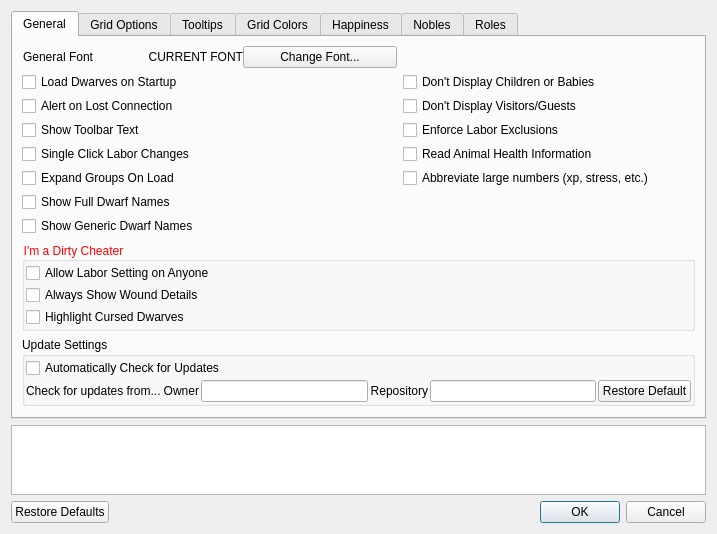
Old version of the form ui/optionsmenu.ui in the repository Dwarf-Therapist/Dwarf-Therapist.
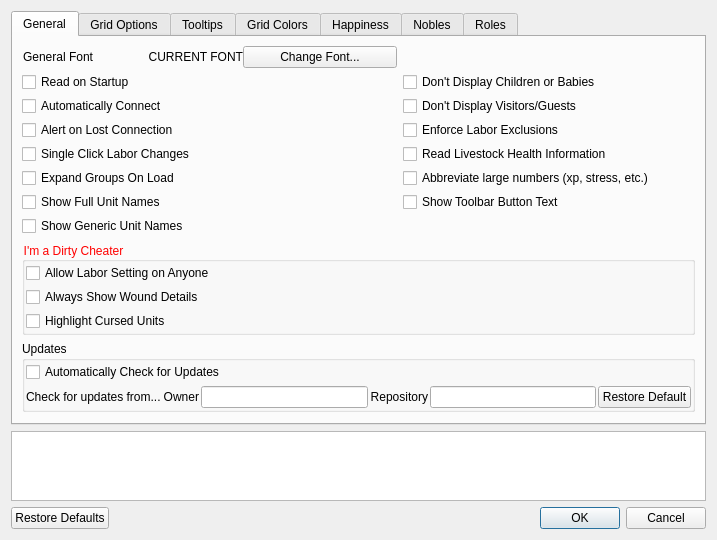
New version of the form. Icons and pictures are not drawn.

Commit message:
auto-connect option, option messages
- adds an option to auto-connect on disconnect (default: false)
- defined variables for commonly used warning/info messages for the
option UI. these variables when found in the status tip text are
replaced with the descriptive messages
- added a message box to display to the user if no memory layouts could
be found, instead of exiting silently

What changed in the file:
```diff
--- a/ui/optionsmenu.ui
+++ b/ui/optionsmenu.ui
@@ -74,35 +74,6 @@
            </property>
           </widget>
          </item>
-         <item row="3" column="0">
-          <widget class="QCheckBox" name="cb_show_toolbar_text">
-           <property name="toolTip">
-            <string/>
-           </property>
-           <property name="statusTip">
-            <string>When checked, shows various information on the toolbar</string>
-           </property>
-           <property name="whatsThis">
-            <string>When checked, shows various information on the toolbar</string>
-           </property>
-           <property name="text">
-            <string>Show Toolbar Text</string>
-           </property>
-          </widget>
-         </item>
-         <item row="2" column="0">
-          <widget class="QCheckBox" name="cb_alert_on_lost_connection">
-           <property name="statusTip">
-            <string>When checked, Dwarf Therapist will alert you if it ever loses connectivity to your Dwarf Fortress game. This helps avoid writing bad data to your fort.  &lt;font color=red&gt;&lt;b&gt;Note: this change requires a restart of Dwarf Therapist!&lt;/font&gt;&lt;/b&gt;</string>
-           </property>
-           <property name="whatsThis">
-            <string>When checked, Dwarf Therapist will alert you if it ever loses connectivity to your Dwarf Fortress game. This helps avoid writing bad data to your fort.</string>
-           </property>
-           <property name="text">
-            <string>Alert on Lost Connection</string>
-           </property>
-          </widget>
-         </item>
          <item row="1" column="0">
           <widget class="QCheckBox" name="cb_read_dwarves_on_startup">
            <property name="toolTip">
@@ -115,7 +86,7 @@
             <string>When checked, DwarfTherapist will attempt to connect and load all dwarves from a running copy of Dwarf Fortress at startup.</string>
            </property>
            <property name="text">
-            <string>Load Dwarves on Startup</string>
+            <string>Read on Startup</string>
            </property>
           </widget>
          </item>
@@ -182,7 +153,7 @@
             <string>When checked, loads and shows health for animals. This requires health columns to be added to a view set to show animals!</string>
            </property>
            <property name="text">
-            <string>Read Animal Health Information</string>
+            <string>Read Livestock Health Information</string>
            </property>
           </widget>
          </item>
@@ -230,7 +201,7 @@
             <string>When checked, show generic (English) last names for dwarves. Note: this change will not take effect until the next full read of dwarves occurrs!</string>
            </property>
            <property name="text">
-            <string>Show Generic Dwarf Names</string>
+            <string>Show Generic Unit Names</string>
            </property>
           </widget>
          </item>
@@ -246,7 +217,7 @@
             <string>When checked, show first names for dwarfs even if they have custom nicknames. Note: this change will not take effect until the next full read of dwarves occurrs!</string>
            </property>
            <property name="text">
-            <string>Show Full Dwarf Names</string>
+            <string>Show Full Unit Names</string>
            </property>
           </widget>
          </item>
@@ -326,6 +297,36 @@
            </item>
           </layout>
          </item>
+         <item row="3" column="0">
+          <widget class="QCheckBox" name="cb_alert_on_lost_connection">
+           <property name="statusTip">
+            <string>When checked, Dwarf Therapist will alert you if it ever loses connectivity to your Dwarf Fortress game. This helps avoid writing bad data to your fort.</string>
+           </property>
+           <property name="text">
+            <string>Alert on Lost Connection</string>
+           </property>
+          </widget>
+         </item>
+         <item row="2" column="0">
+          <widget class="QCheckBox" name="cb_auto_connect">
+           <property name="statusTip">
+            <string>When checked, automatically attempts to reconnect to Dwarf Fortress when disconnected.</string>
+           </property>
+           <property name="text">
+            <string>Automatically Connect</string>
+           </property>
+          </widget>
+         </item>
+         <item row="6" column="1">
+          <widget class="QCheckBox" name="cb_show_toolbar_text">
+           <property name="statusTip">
+            <string>When checked, shows various information on the toolbar</string>
+           </property>
+           <property name="text">
+            <string>Show Toolbar Button Text</string>
+           </property>
+          </widget>
+         </item>
         </layout>
        </item>
        <item>
@@ -360,6 +361,9 @@
           </property>
           <item>
            <layout class="QGridLayout" name="gridLayout_8">
+            <property name="verticalSpacing">
+             <number>4</number>
+            </property>
             <item row="0" column="0">
              <widget class="QCheckBox" name="cb_labor_cheats">
               <property name="statusTip">
@@ -390,7 +394,7 @@
                  <bool>false</bool>
                 </property>
                 <property name="text">
-                 <string>Highlight Cursed Dwarves</string>
+                 <string>Highlight Cursed Units</string>
                 </property>
                </widget>
               </item>
@@ -427,7 +431,7 @@
        <item>
         <widget class="QGroupBox" name="groupBox_updates">
          <property name="title">
-          <string>Update Settings</string>
+          <string>Updates</string>
          </property>
          <layout class="QVBoxLayout" name="verticalLayout">
           <property name="spacing">
@@ -447,6 +451,9 @@
           </property>
           <item>
            <layout class="QGridLayout" name="gridLayout_9">
+            <property name="verticalSpacing">
+             <number>4</number>
+            </property>
             <item row="1" column="4">
              <widget class="QLineEdit" name="le_repo_name"/>
             </item>
```
Left out of the diff: 83 changed lines with no effect on the pictures. The commit also changes 4 other files.
